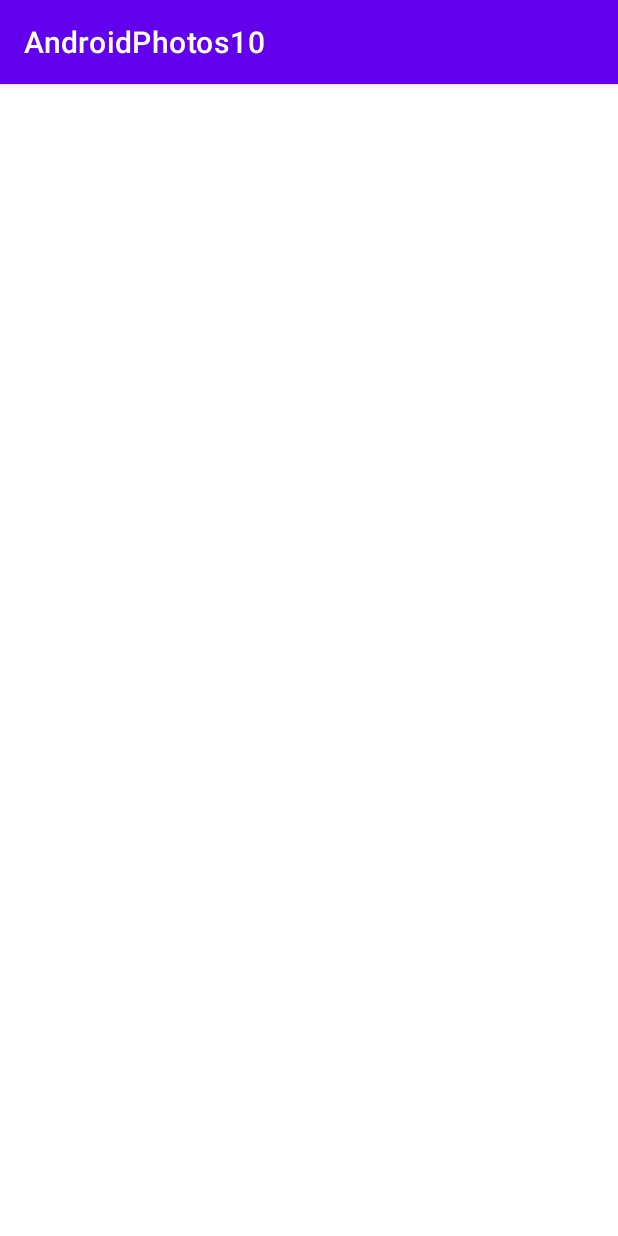
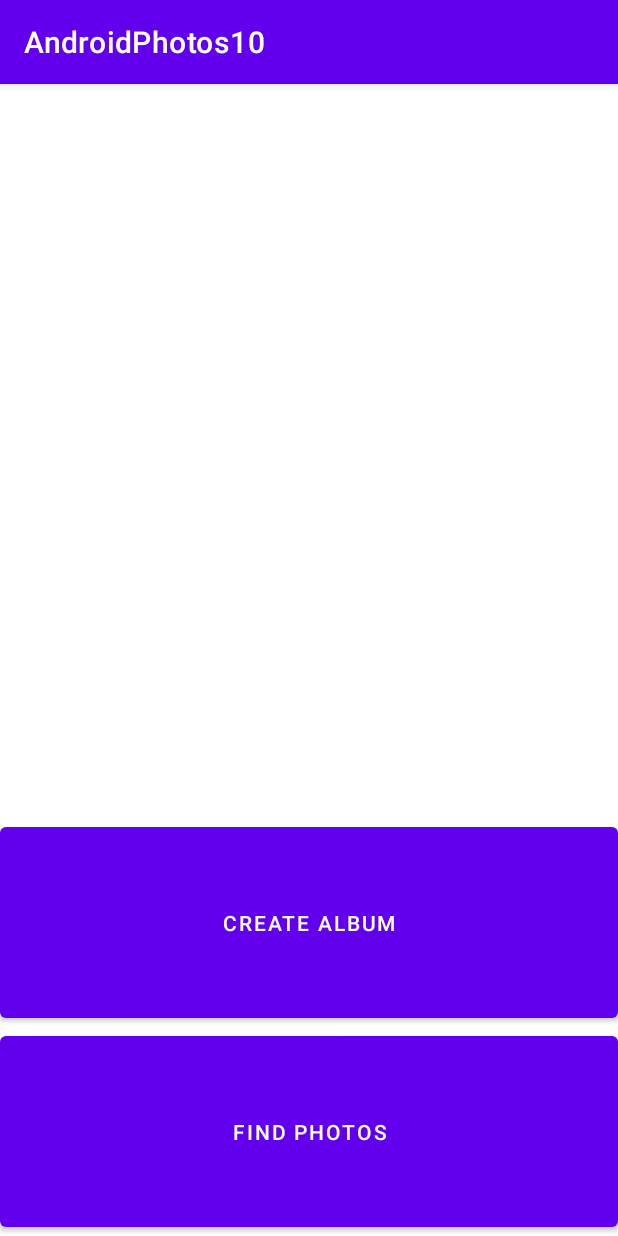
Before and after one commit to kaushalp8326/PhotosAndroid, an Android app: the screen it shows after launch (Photos), on a phone screen of 412 x 824 dp. Run offline under Robolectric (Android 15) with nearby library versions, the phone set to English and light mode, and no system bars.

Commit message:
Album creation

```diff
--- a/app/src/main/java/com/example/androidphotos10/Photos.java
+++ b/app/src/main/java/com/example/androidphotos10/Photos.java
@@ -3,15 +3,28 @@ package com.example.androidphotos10;
 import androidx.appcompat.app.AppCompatActivity;
 import com.example.androidphotos10.model.*;
 
+import android.app.AlertDialog;
 import android.os.Bundle;
 import android.widget.ArrayAdapter;
+import android.widget.Button;
+import android.widget.EditText;
 import android.widget.ListView;
+import android.widget.Toast;
 
 import java.io.IOException;
 
 public class Photos extends AppCompatActivity {
 
+    // Sesh
     public User user;
+
+    // Widgets
+    ListView lstAlbums;
+    ArrayAdapter<Album> adapter;
+    Button cmdCreate, cmdFind;
+
+    // Input dialog response
+    private String albumName;
 
     @Override
     protected void onCreate(Bundle savedInstanceState) {
@@ -19,7 +32,7 @@ public class Photos extends AppCompatActivity {
         setContentView(R.layout.photos);
 
         // Load user data. Create the save file if there is none
-        User.setContext(getApplicationContext());
+        User.setContext(Photos.this);
         user = User.load("sesh");
         if(user == null){
             try {
@@ -29,10 +42,59 @@ public class Photos extends AppCompatActivity {
             }
         }
 
-        ListView lstAlbums = findViewById(R.id.lstAlbums);
-        ArrayAdapter<Album> adapter =
-                new ArrayAdapter<>(this, R.layout.listview_entry, user.getAlbums());
+        // Set listeners
+        lstAlbums = findViewById(R.id.lstAlbums);
+        adapter = new ArrayAdapter<>(this, R.layout.listview_entry, user.getAlbums());
         lstAlbums.setAdapter(adapter);
 
+        cmdCreate = findViewById(R.id.cmdCreate);
+        cmdCreate.setOnClickListener((view) -> getAlbumName());
+        cmdFind = findViewById(R.id.cmdFind);
+        cmdFind.setOnClickListener((view) -> findPhotos());
+
     }
+
+    /**
+     * Helper method to get an album name before creating it. This is needed
+     * because Android has no blocking I/O.
+     */
+    protected void getAlbumName() {
+        AlertDialog.Builder dialog = new AlertDialog.Builder(Photos.this);
+        dialog.setTitle("Create New Album");
+        dialog.setMessage("Enter a new album name:");
+
+        final EditText input = new EditText(Photos.this);
+        dialog.setView(input);
+
+        dialog.setPositiveButton("OK", (dlg, i) -> {
+            albumName = input.getText().toString();
+            createAlbum();
+        });
+        dialog.setNegativeButton("Cancel", (dlg, i) -> dlg.cancel());
+        albumName = null;
+        dialog.show();
+    }
+
+    /**
+     * Create an album. No duplicate album names are allowed.
+     */
+    protected void createAlbum() {
+        if(albumName == null){
+            return;
+        }
+        try {
+            user.createAlbum(albumName);
+            adapter.notifyDataSetChanged();
+        }catch(IllegalArgumentException e){
+            Toast.makeText(this, "An album with this name already exists", Toast.LENGTH_LONG).show();
+        }
+    }
+
+    /**
+     * Find photos by tags.
+     */
+    protected void findPhotos() {
+        // TODO
+    }
+
 }
--- a/app/src/main/res/layout/photos.xml
+++ b/app/src/main/res/layout/photos.xml
@@ -3,13 +3,28 @@
     xmlns:android="http://schemas.android.com/apk/res/android"
     xmlns:tools="http://schemas.android.com/tools"
     android:layout_width="match_parent"
-    android:layout_height="match_parent"
-    android:orientation="horizontal"
+    android:layout_height="wrap_content"
+    android:orientation="vertical"
     tools:context=".Photos">
 
     <ListView
         android:id="@+id/lstAlbums"
         android:layout_width="match_parent"
-        android:layout_height="match_parent"/>
+        android:layout_height="500dp"
+        android:layout_weight="1" />
+
+    <Button
+        android:id="@+id/cmdCreate"
+        android:layout_width="match_parent"
+        android:layout_height="150dp"
+        android:layout_weight="1"
+        android:text="Create Album" />
+
+    <Button
+        android:id="@+id/cmdFind"
+        android:layout_width="match_parent"
+        android:layout_height="150dp"
+        android:layout_weight="1"
+        android:text="Find Photos" />
 
 </LinearLayout>
```
